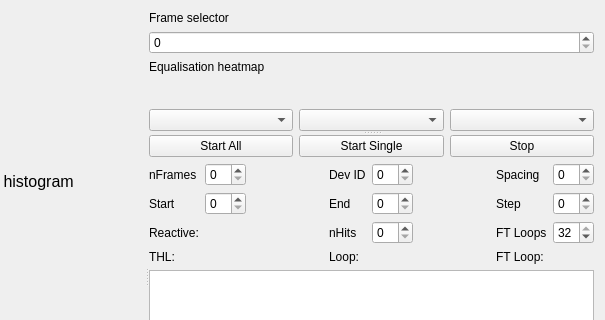
First picture: the form in SpidrMpx3Eq/qcstmequalization.ui, repository navrit/dexter, before the edit; both pictures show x 99 to 704 and y 0 to 320 of the 704 by 551 pixel window.
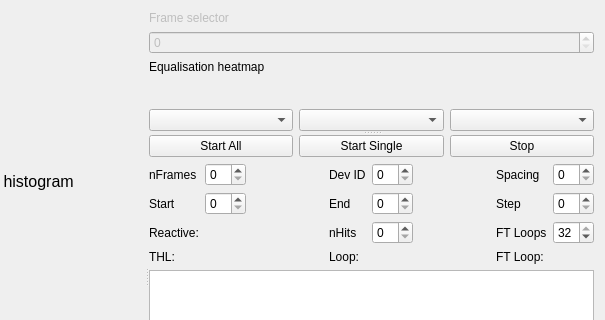
Second picture: the form after the edit. Custom widgets are drawn as their Qt base class.

Commit message: UI tweaks: added tooltips and shortcuts, disabled Wizard button

Diff of the .ui file:
```diff
--- a/SpidrMpx3Eq/qcstmequalization.ui
+++ b/SpidrMpx3Eq/qcstmequalization.ui
@@ -125,6 +125,9 @@
        <layout class="QVBoxLayout" name="verticalLayout_2" stretch="0,0,0,1,0">
         <item>
          <widget class="QLabel" name="label_frameSelector">
+          <property name="enabled">
+           <bool>false</bool>
+          </property>
           <property name="toolTip">
            <string>&lt;html&gt;&lt;head/&gt;&lt;body&gt;&lt;p&gt;Frame selector&lt;/p&gt;&lt;/body&gt;&lt;/html&gt;</string>
           </property>
@@ -135,6 +138,9 @@
         </item>
         <item>
          <widget class="QSpinBox" name="frameSpinner">
+          <property name="enabled">
+           <bool>false</bool>
+          </property>
           <property name="toolTip">
            <string>&lt;html&gt;&lt;head/&gt;&lt;body&gt;&lt;p&gt;Frame selector&lt;/p&gt;&lt;/body&gt;&lt;/html&gt;</string>
           </property>
```
The commit also changes 2 other files.
